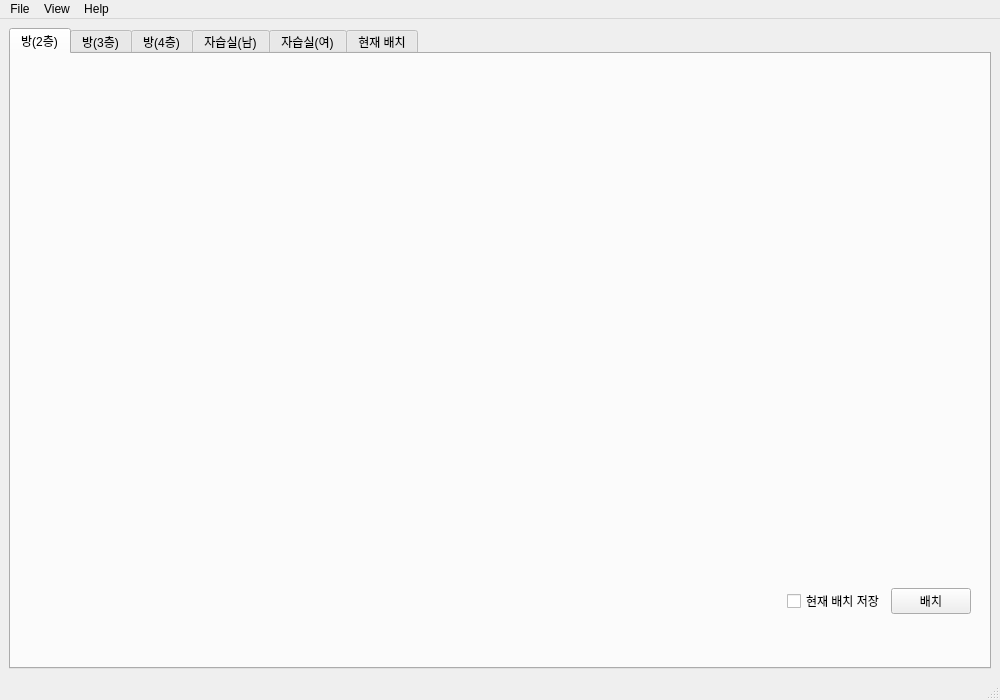
Qt form untitled.ui (mossystone-kr/dormitory) before a commit.
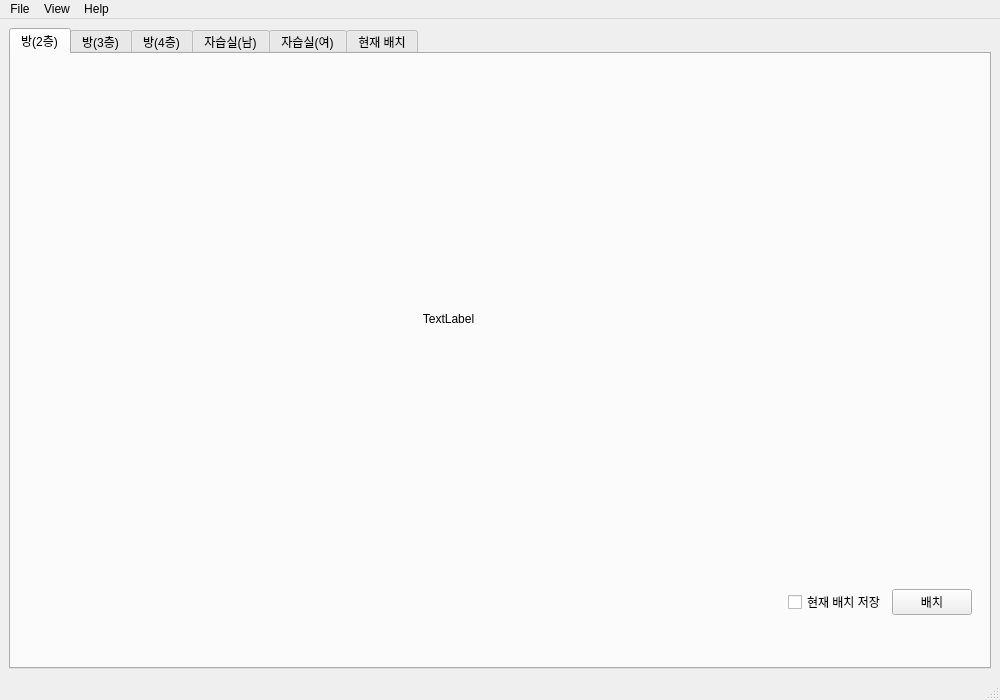
The same form after that commit. The open tabs and pages were chosen to show the change. Icons and pictures are not drawn.

Diff of the .ui file:
```diff
--- a/untitled.ui
+++ b/untitled.ui
@@ -27,10 +27,10 @@
        <widget class="QWidget" name="gridLayoutWidget">
         <property name="geometry">
          <rect>
-          <x>-1</x>
-          <y>9</y>
+          <x>0</x>
+          <y>0</y>
           <width>961</width>
-          <height>551</height>
+          <height>561</height>
          </rect>
         </property>
         <layout class="QGridLayout" name="gridLayout_2">
@@ -74,6 +74,19 @@
            </property>
           </widget>
          </item>
+         <item row="0" column="0" colspan="2">
+          <widget class="QLabel" name="label_2">
+           <property name="text">
+            <string>TextLabel</string>
+           </property>
+           <property name="scaledContents">
+            <bool>false</bool>
+           </property>
+           <property name="alignment">
+            <set>Qt::AlignCenter</set>
+           </property>
+          </widget>
+         </item>
         </layout>
        </widget>
       </widget>
```
Left out of the diff: 18 changed lines with no effect on the pictures.
